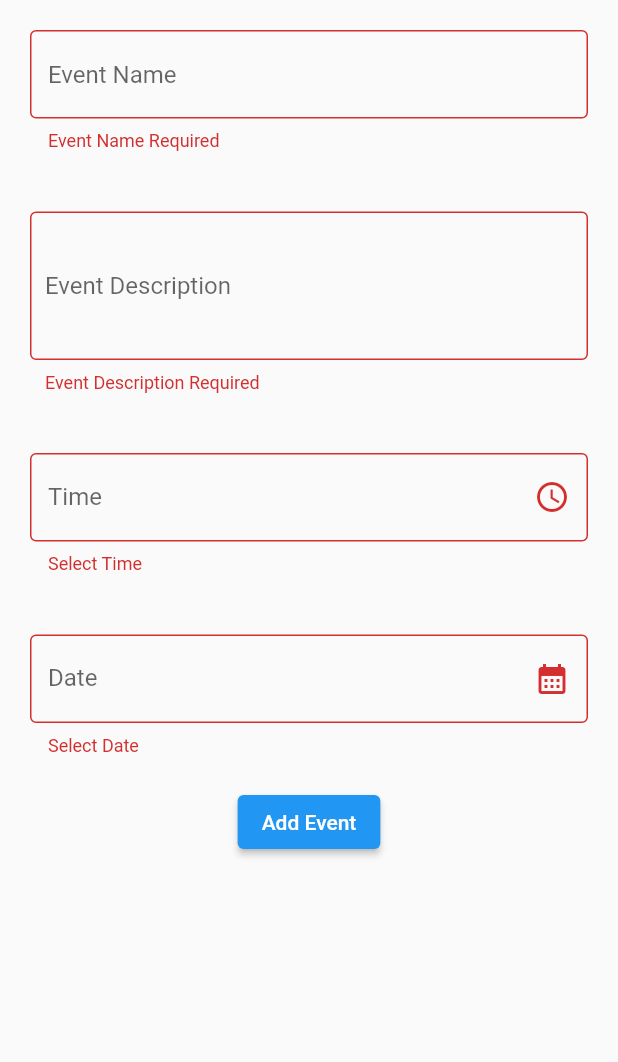
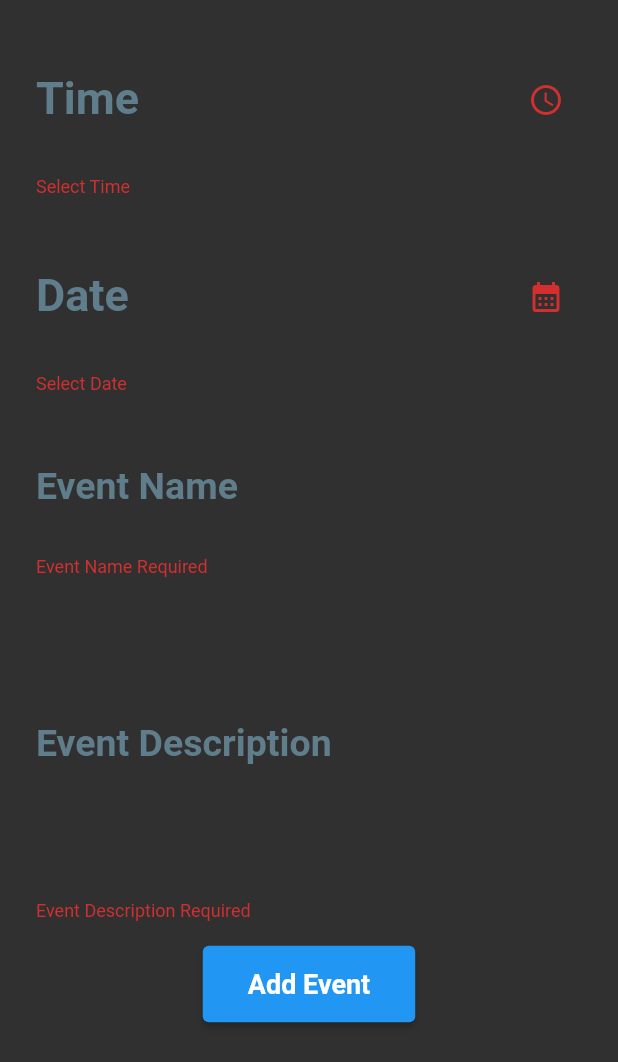
Before and after one commit to instaboy007/EventifyApp, a Flutter app: the AddEvent widget shown alone on an empty page, opened directly, after a tap on "Add Event", on a phone screen of 412 x 824 dp. Shown: the top 1062 px of the screen. Run offline on Flutter 3.47's test engine with Material 2 defaults, Android fonts, the phone set to English and light mode, and no system bars; our stand-ins replace sqflite, synchronized; accounts and stored records are empty; statements that could not run were skipped.

```diff
--- a/lib/main.dart
+++ b/lib/main.dart
@@ -15,8 +15,9 @@ class MyApp extends StatefulWidget {
 class _MyAppState extends State<MyApp> {
   @override
   Widget build(BuildContext context) {
-    return const MaterialApp(
-        home : BaseLayout()
+    return MaterialApp(
+        theme: ThemeData.dark(),
+        home : const BaseLayout(),
     );
   }
 }
--- a/lib/page/addEditEventPage.dart
+++ b/lib/page/addEditEventPage.dart
@@ -28,12 +28,10 @@ class _AddEditEventPageState extends State<AddEditEventPage> {
   @override
   void initState() {
     super.initState();
-
     eventName = widget.event?.eventName ?? '';
     eventDescription = widget.event?.eventDescription ?? '';
-    eventTime = DateFormat.Hms().format((widget.event?.eventTime)!);
+    eventTime = DateFormat.Hm().format((widget.event?.eventTime)!);
     eventDate = DateFormat('yyyy-MM-dd').format((widget.event?.eventTime)!);
-
   }
 
   @override
--- a/lib/page/addEventPage.dart
+++ b/lib/page/addEventPage.dart
@@ -1,7 +1,8 @@
+import 'package:eventify/page/eventsPage.dart';
 import 'package:flutter/material.dart';
 import 'package:eventify/model/event.dart';
 import 'package:eventify/database/db.dart';
-
+import 'package:eventify/widget/baseWidget.dart';
 
 class AddEvent extends StatefulWidget {
   final Event? event;
@@ -26,60 +27,142 @@ class _AddEventState extends State<AddEvent> {
 
   @override
   Widget build(BuildContext context) {
-    return Form(
+    return SingleChildScrollView(
+      child:Padding(
+        padding:const EdgeInsets.all(16),
+        child: Column(
+          mainAxisSize: MainAxisSize.min,
+          children: [
+            Form(
               key: _formKey,
               child: Column(
                 children: <Widget>[
-          Container(
-            margin: const EdgeInsets.all(20),
+                  buildEventTime(context),
+                  const SizedBox(height: 8),
+                  buildEventDate(context),
+                  const SizedBox(height: 8),
+                  buildEventName(),
+                  buildEventDescription(),
+                  const SizedBox(height: 8),
+                  ElevatedButton(
+                    onPressed: () async {
+                      // Validate returns true if the form is valid, or false otherwise.
+                      if (_formKey.currentState!.validate()) {
+                        // await Navigator.of(context).push(
+                        //   MaterialPageRoute(builder: (context) => addEvent()),
+                        // );
+                        addEvent();
+                      }
+                    },
+                    child: const Text('Add Event'),
+                    style: ElevatedButton.styleFrom(
+                        padding: const EdgeInsets.symmetric(horizontal: 30, vertical: 15),
+                        textStyle:
+                        const TextStyle(fontSize: 18, fontWeight: FontWeight.bold)),
+                  ),
+                ],
+              ),
+            ),
+          ],
+        ),
+      ),
+    );
+  }
+
+  Widget buildEventName(){
+
+    return Container(
+      margin: const EdgeInsets.all(8),
       child :TextFormField(
+        maxLines: 1,
         controller:_name,
+        style: const TextStyle(
+          color: Colors.white70,
+          fontWeight: FontWeight.bold,
+          fontSize: 25,
+        ),
         decoration: const InputDecoration(
-                border: OutlineInputBorder(),
-                hintText: 'Event Name',
+          labelText: 'Event Name',
+          labelStyle: TextStyle(
+            color: Colors.blueGrey,
+          ),
+          border: InputBorder.none,
+          hintText: 'Enter Event Name',
+          hintStyle: TextStyle(
+              color: Colors.white38
+          ),
         ),
         // The validator receives the text that the user has entered.
-              validator: (value) {
-                if (value == null || value.isEmpty) {
+        validator: (eventName) {
+          if (eventName == null || eventName.isEmpty) {
             return 'Event Name Required';
           }
           return null;
         },
       ),
+    );
+
+  }
+
+  Widget buildEventDescription(){
+    return Container(
+      margin: const EdgeInsets.all(8),
+      child :TextFormField(
+        maxLines: 5,
+        controller:_description,
+        style: const TextStyle(
+          color: Colors.white70,
+          fontWeight: FontWeight.bold,
+          fontSize: 25,
         ),
-          Container(
-            margin: const EdgeInsets.all(20),
-            child :TextFormField(
-              controller:_description,
         textAlign: TextAlign.start,
         decoration: const InputDecoration(
-                  border: OutlineInputBorder(),
-                  hintText: 'Event Description',
-                  contentPadding: EdgeInsets.symmetric(vertical:40.0, horizontal: 10.0)
-
+          labelText: 'Event Description',
+          labelStyle: TextStyle(
+            color: Colors.blueGrey,
+          ),
+          border: InputBorder.none,
+          hintText: 'Enter Event Description',
+          hintStyle: TextStyle(
+              color: Colors.white38
+          ),
         ),
         // The validator receives the text that the user has entered.
-              validator: (value) {
-                if (value == null || value.isEmpty) {
+        validator: (eventDescription) {
+          if (eventDescription == null || eventDescription.isEmpty) {
             return 'Event Description Required';
           }
           return null;
         },
       ),
-          ),
-          Container(
-            margin: const EdgeInsets.all(20),
-            child: TextFormField(
+    );
+  }
+
+  Widget buildEventTime(BuildContext context){
+    return Container(
+      margin: const EdgeInsets.all(8),
+      child : TextFormField(
+        keyboardType: TextInputType.none,
         onTap: () {
           setState(() {
           _selectTime(context);
           });
         },
+        maxLines: 1,
         controller:_time,
+        style: const TextStyle(
+          color: Colors.white70,
+          fontWeight: FontWeight.bold,
+          fontSize: 30,
+        ),
         decoration: InputDecoration(
-                border: const OutlineInputBorder(),
-                hintText:"Time",
+          border: InputBorder.none,
+          hintText:"Select Time",
+          hintStyle: const TextStyle(color: Colors.white38),
           labelText: "Time",
+          labelStyle: const TextStyle(
+            color: Colors.blueGrey,
+          ),
           suffixIcon: IconButton(
             icon: const Icon(Icons.access_time),
             onPressed: () {
@@ -89,26 +172,43 @@ class _AddEventState extends State<AddEvent> {
             },
           ),
         ),
-              validator: (value) {
-                if (value == null || value.isEmpty) {
+        validator: (eventTime) {
+          if (eventTime == null || eventTime.isEmpty) {
             return 'Select Time';
           }
           return null;
         },
       ),
-          ),
-          Container(
-            margin: const EdgeInsets.all(20),
-            child: TextFormField(
+    );
+
+  }
+
+  Widget buildEventDate(BuildContext context){
+
+    return Container(
+      margin: const EdgeInsets.all(8),
+      child : TextFormField(
+        keyboardType: TextInputType.none,
         onTap: () {
           setState(() {
           _selectDate(context);
           });
         },
-              controller:_date,
+        maxLines: 1,
+        controller: _date,
+        style: const TextStyle(
+          color: Colors.white70,
+          fontWeight: FontWeight.bold,
+          fontSize: 30,
+        ),
         decoration: InputDecoration(
-                border: const OutlineInputBorder(),
+          border: InputBorder.none,
+          hintText:"Select Date",
+          hintStyle: const TextStyle(color: Colors.white38),
           labelText: "Date",
+          labelStyle: const TextStyle(
+              color: Colors.blueGrey,
+          ),
           suffixIcon: IconButton(
             icon: const Icon(Icons.calendar_month),
             onPressed: () {
@@ -118,56 +218,15 @@ class _AddEventState extends State<AddEvent> {
             },
           ),
         ),
-              validator: (value) {
-                if (value == null || value.isEmpty) {
+        validator: (eventDate) {
+          if (eventDate == null || eventDate.isEmpty) {
             return 'Select Date';
           }
           return null;
         },
       ),
-          ),
-          ElevatedButton(
-            onPressed: () async{
-              // Validate returns true if the form is valid, or false otherwise.
-              if (_formKey.currentState!.validate()) {
-                // If the form is valid, display a snackbar. In the real world,
-                // you'd often call a server or save the information in a database.
-                // await Navigator.of(context).push(
-                //   MaterialPageRoute(builder: (context) => addEvent()),
-                // );
-                addEvent();
-              }
-            },
-            child: const Text('Add Event'),
-          ),
-        ],
-      ),
     );
   }
-  // addUpdateEvent() async{
-  //   final isValid=_formKey.currentState!.validate();
-  //
-  //   if(isValid){
-  //     final isUpdating = widget.event !=null;
-  //     if(isUpdating){
-  //       await updateEvent();
-  //     }
-  //     else{
-  //       await addEvent();
-  //     }
-  //     Navigator.of(context).pop();
-  //   }
-  // }
-  //
-  // updateEvent() async{
-  //   final event = widget.event!.copy(
-  //     eventName:_name.text,
-  //     eventDescription:_description.text,
-  //     eventTime:DateTime(selectedDate.year,selectedDate.month,selectedDate.day,selectedTime.hour,selectedTime.minute),
-  //   );
-  //
-  //   await EventsDatabase.instance.update(event);
-  // }
 
   addEvent() async{
     final event=Event(
@@ -175,9 +234,15 @@ class _AddEventState extends State<AddEvent> {
       eventDescription:_description.text,
       eventTime:DateTime(selectedDate.year,selectedDate.month,selectedDate.day,selectedTime.hour,selectedTime.minute),
     );
+
     await EventsDatabase.instance.create(event);
+
+    Navigator.push(
+      context,
+      MaterialPageRoute(builder: (context) => const BaseLayout()),
+    );
+
   }
-
 
   _selectTime(BuildContext context) async {
     final TimeOfDay? timeOfDay = await showTimePicker(
--- a/lib/widget/baseWidget.dart
+++ b/lib/widget/baseWidget.dart
@@ -22,7 +22,7 @@ class _BaseLayoutState extends State<BaseLayout> {
   static const List<Widget> _widgetOptions = <Widget>[
     Events(),
     AddEvent(),
-    Calendar()
+    // Calendar()
   ];
 
 
@@ -42,7 +42,7 @@ class _BaseLayoutState extends State<BaseLayout> {
           items:const [
             BottomNavigationBarItem(icon: Icon(Icons.alarm),label: 'Events'),
             BottomNavigationBarItem(icon:Icon(Icons.add),label: 'Add Event'),
-            BottomNavigationBarItem(icon:Icon(Icons.calendar_month),label: 'Calendar')
+            // BottomNavigationBarItem(icon:Icon(Icons.calendar_month),label: 'Calendar')
           ],
           currentIndex: _selectedIndex,
           onTap: onItemTapped,
```
Also changed, not shown: lib/page/eventDetailPage.dart (+36 -12 lines), lib/page/eventsPage.dart (+1 -9 lines), lib/widget/eventCardWidget.dart (+5 -5 lines), lib/widget/eventFormWidget.dart (+87 -67 lines). Lines whose indentation alone changed are shown as unchanged.
